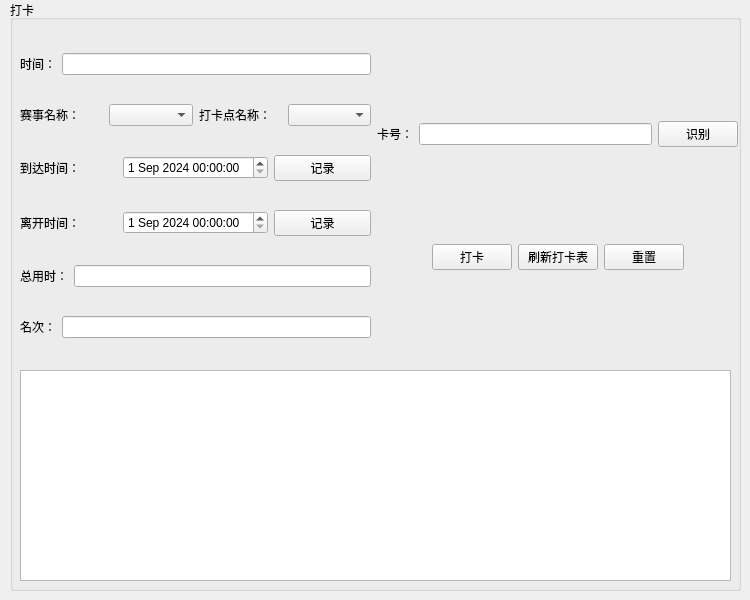
Qt form CrossroadGradeManageSystem/pages/signup/signup.ui (JyamlamLaiHust/MotorcrossManagementSystem) before a commit.
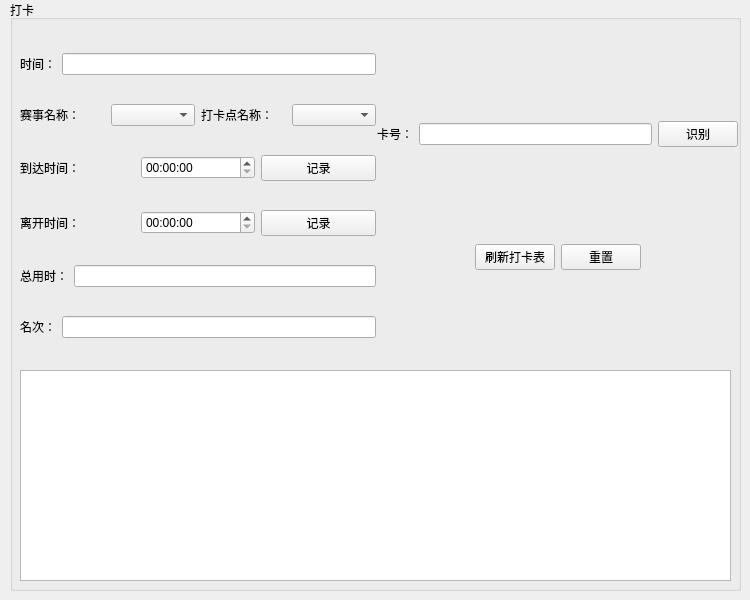
The same form after that commit.

Patch:
```diff
--- a/CrossroadGradeManageSystem/pages/signup/signup.ui
+++ b/CrossroadGradeManageSystem/pages/signup/signup.ui
@@ -30,7 +30,7 @@
      <rect>
       <x>10</x>
       <y>30</y>
-      <width>351</width>
+      <width>356</width>
       <height>331</height>
      </rect>
     </property>
@@ -83,28 +83,7 @@
         </widget>
        </item>
        <item>
-        <widget class="QDateTimeEdit" name="dateTimeEdit">
-         <property name="dateTime">
-          <datetime>
-           <hour>0</hour>
-           <minute>0</minute>
-           <second>0</second>
-           <year>2024</year>
-           <month>9</month>
-           <day>1</day>
-          </datetime>
-         </property>
-         <property name="minimumDateTime">
-          <datetime>
-           <hour>0</hour>
-           <minute>0</minute>
-           <second>0</second>
-           <year>2024</year>
-           <month>9</month>
-           <day>1</day>
-          </datetime>
-         </property>
-        </widget>
+        <widget class="QTimeEdit" name="arrivalTime_timeEdit"/>
        </item>
        <item>
         <widget class="QPushButton" name="pushButton">
@@ -125,35 +104,7 @@
         </widget>
        </item>
        <item>
-        <widget class="QDateTimeEdit" name="dateTimeEdit_2">
-         <property name="dateTime">
-          <datetime>
-           <hour>0</hour>
-           <minute>0</minute>
-           <second>0</second>
-           <year>2024</year>
-           <month>9</month>
-           <day>1</day>
-          </datetime>
-         </property>
-         <property name="date">
-          <date>
-           <year>2024</year>
-           <month>9</month>
-           <day>1</day>
-          </date>
-         </property>
-         <property name="minimumDateTime">
-          <datetime>
-           <hour>0</hour>
-           <minute>0</minute>
-           <second>0</second>
-           <year>2024</year>
-           <month>9</month>
-           <day>1</day>
-          </datetime>
-         </property>
-        </widget>
+        <widget class="QTimeEdit" name="departureTime_timeEdit"/>
        </item>
        <item>
         <widget class="QPushButton" name="pushButton_2">
@@ -241,20 +192,7 @@
         </spacer>
        </item>
        <item>
-        <widget class="QPushButton" name="pushButton_4">
-         <property name="sizePolicy">
-          <sizepolicy hsizetype="Preferred" vsizetype="Fixed">
-           <horstretch>0</horstretch>
-           <verstretch>0</verstretch>
-          </sizepolicy>
-         </property>
-         <property name="text">
-          <string>打卡</string>
-         </property>
-        </widget>
-       </item>
-       <item>
-        <widget class="QPushButton" name="pushButton_5">
+        <widget class="QPushButton" name="btn_refresh">
          <property name="text">
           <string>刷新打卡表</string>
          </property>
```
Left out of the diff: 36 changed lines with no effect on the pictures.
